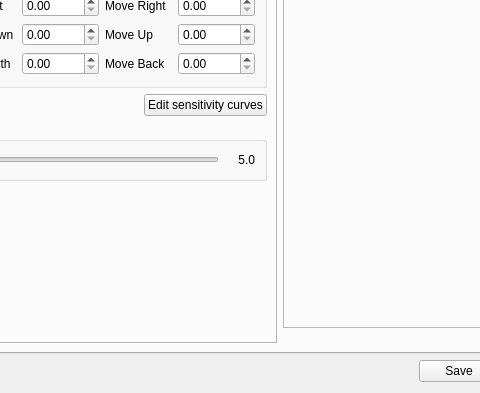
Before: the Qt Designer form branches/michal/src/qt_gui/ltr.ui in uglyDwarf/linuxtrack, drawn with Qt 5; both pictures show x 167 to 647 and y 234 to 627 of the 763 by 627 pixel window.
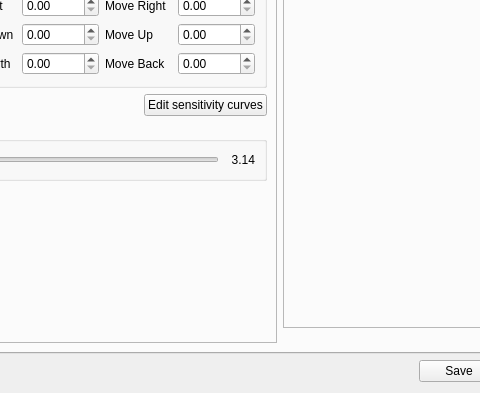
After: the same form once the commit is applied. Icons and pictures are not drawn.

```diff
--- a/branches/michal/src/qt_gui/ltr.ui
+++ b/branches/michal/src/qt_gui/ltr.ui
@@ -1640,7 +1640,7 @@
                     </size>
                    </property>
                    <property name="text">
-                    <string>5.0</string>
+                    <string>3.14</string>
                    </property>
                    <property name="alignment">
                     <set>Qt::AlignRight|Qt::AlignTrailing|Qt::AlignVCenter</set>
```
